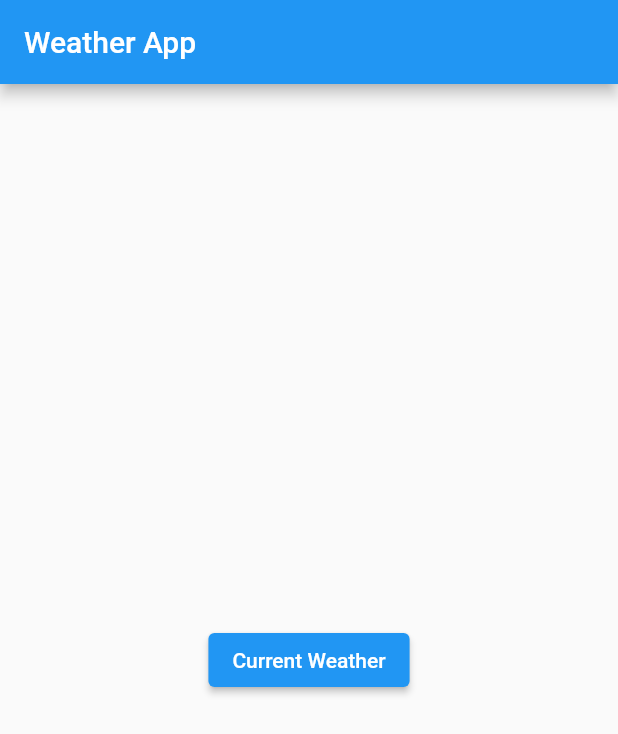
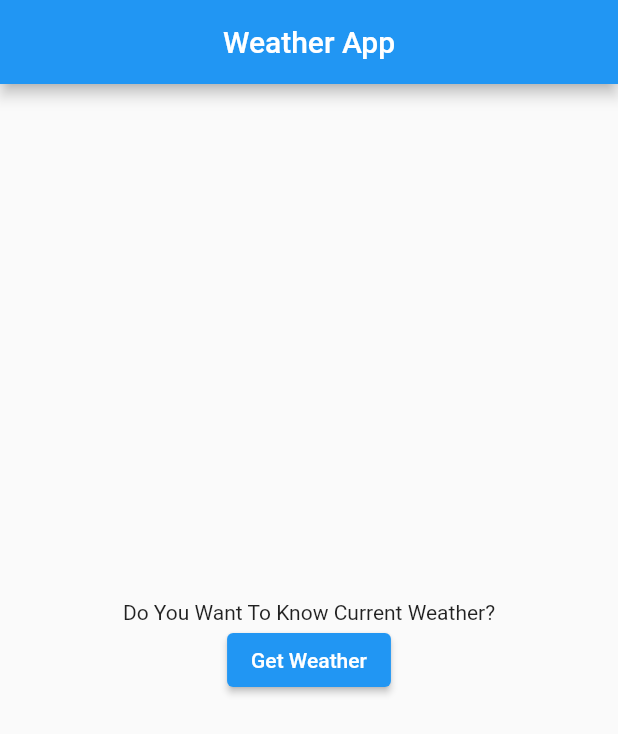
Before and after one commit to prudok/mini_weather, a Flutter app: the screen it shows after launch, on a phone screen of 412 x 824 dp. Shown: the top 734 px of the screen. Run offline on Flutter 3.47's test engine with Material 2 defaults, Android fonts, the phone set to English and light mode, and no system bars.

```diff
--- a/lib/domain/entities/current/current.dart
+++ b/lib/domain/entities/current/current.dart
@@ -11,22 +11,16 @@ class Current {
   double? windKph;
   double? windDegree;
   String? windDir;
-  int? pressureMb;
+  double? pressureMb;
   double? pressureIn;
   double? precipMm;
   double? precipIn;
   int? humidity;
   int? cloud;
   double? feelslikeC;
-  int? feelslikeF;
-  int? visKm;
-  int? visMiles;
-  int? uv;
-  double? gustMph;
-  double? gustKph;
 
-  Current(
-      {lastUpdatedEpoch,
+  Current({
+    lastUpdatedEpoch,
     lastUpdated,
     tempC,
     tempF,
@@ -43,39 +37,29 @@ class Current {
     humidity,
     cloud,
     feelslikeC,
-      feelslikeF,
-      visKm,
-      visMiles,
-      uv,
-      gustMph,
-      gustKph});
+  });
 
   Current.fromJson(Map<String, dynamic> json) {
     lastUpdatedEpoch = json['last_updated_epoch'];
     lastUpdated = json['last_updated'];
     tempC = json['temp_c'].toDouble();
-    // tempF = json['temp_f'].toDouble();
-    // isDay = json['is_day'];
-    // condition = json['condition'] != null
-    //     ? Condition.fromJson(json['condition'])
-    //     : null;
-    // windMph = json['wind_mph'].toDouble();
-    // windKph = json['wind_kph'].toDouble();
-    // windDegree = json['wind_degree'].toDouble();
-    // windDir = json['wind_dir'];
-    // pressureMb = json['pressure_mb'];
-    // pressureIn = json['pressure_in'];
-    // precipMm = json['precip_mm'];
-    // precipIn = json['precip_in'];
-    // humidity = json['humidity'];
-    // cloud = json['cloud'];
-    // feelslikeC = json['feelslike_c'];
-    // feelslikeF = json['feelslike_f'];
-    // visKm = json['vis_km'];
-    // visMiles = json['vis_miles'];
-    // uv = json['uv'];
-    // gustMph = json['gust_mph'];
-    // gustKph = json['gust_kph'];
+    //TODO: fix code below
+    tempF = json['temp_f'].toDouble();
+    isDay = json['is_day'];
+    condition = json['condition'] != null
+        ? Condition.fromJson(json['condition'])
+        : null;
+    windMph = json['wind_mph'].toDouble();
+    windKph = json['wind_kph'].toDouble();
+    windDegree = json['wind_degree'].toDouble();
+    windDir = json['wind_dir'];
+    pressureMb = json['pressure_mb'].toDouble();
+    pressureIn = json['pressure_in'].toDouble();
+    precipMm = json['precip_mm'].toDouble();
+    precipIn = json['precip_in'].toDouble();
+    humidity = json['humidity'];
+    cloud = json['cloud'];
+    feelslikeC = json['feelslike_c'].toDouble();
   }
 
   Map<String, dynamic> toJson() {
@@ -99,12 +83,6 @@ class Current {
     data['humidity'] = humidity;
     data['cloud'] = cloud;
     data['feelslike_c'] = feelslikeC;
-    data['feelslike_f'] = feelslikeF;
-    data['vis_km'] = visKm;
-    data['vis_miles'] = visMiles;
-    data['uv'] = uv;
-    data['gust_mph'] = gustMph;
-    data['gust_kph'] = gustKph;
     return data;
   }
 }
--- a/lib/main.dart
+++ b/lib/main.dart
@@ -1,6 +1,6 @@
 import 'package:flutter/material.dart';
 
-import 'widgets/home_page.dart';
+import 'presentation/views/home_page_view.dart';
 
 void main() {
   runApp(const WeatherApp());
--- /dev/null
+++ b/lib/presentation/views/home_page_view.dart
@@ -0,0 +1,59 @@
+
+import 'package:flutter/material.dart';
+
+import '../../data/datasource/weather_api_impl.dart';
+import '../../data/repository/weather_repository_impl.dart';
+import '../../domain/entities/current_weather/current_weather.dart';
+import '../../domain/usecases/get_current_weather/get_current_weather.dart';
+import '../../domain/usecases/get_current_weather/get_current_weather_impl.dart';
+
+//TODO: convert into the stateless widget
+class HomePage extends StatefulWidget {
+  const HomePage({Key? key}) : super(key: key);
+
+  @override
+  State<HomePage> createState() => _HomePageState();
+}
+
+class _HomePageState extends State<HomePage> {
+  CurrentWeather? outputWeather;
+  @override
+  Widget build(BuildContext context) {
+    return Scaffold(
+      appBar: AppBar(
+        title: const Text('Weather App'),
+        centerTitle: true,
+      ),
+      body: Center(
+        child: Column(
+          mainAxisAlignment: MainAxisAlignment.center,
+          children: [
+            const Text('Do You Want To Know Current Weather?'),
+            ElevatedButton(
+              onPressed: () {
+                GetCurrentWeather getCurrentWeather = GetCurrentWeatherImpl(
+                  WeatherRepositoryImpl(
+                    WeatherAPIImpl(),
+                  ),
+                );
+                getCurrentWeather.call('London').then(
+                  (value) {
+                    setState(() {
+                      outputWeather = value;
+                    });
+                  },
+                );
+              },
+              child: const Text('Get Weather'),
+            ),
+            Text(
+              outputWeather == null
+                  ? ''
+                  : '${outputWeather!.current!.feelslikeC}C',
+            ),
+          ],
+        ),
+      ),
+    );
+  }
+}
--- a/lib/widgets/home_page.dart
+++ /dev/null
@@ -1,37 +0,0 @@
-import 'package:flutter/material.dart';
-
-import '../data/datasource/weather_api_impl.dart';
-import '../data/repository/weather_repository_impl.dart';
-import '../domain/usecases/get_current_weather/get_current_weather.dart';
-import '../domain/usecases/get_current_weather/get_current_weather_impl.dart';
-
-class HomePage extends StatelessWidget {
-  const HomePage({Key? key}) : super(key: key);
-
-  @override
-  Widget build(BuildContext context) {
-    return Scaffold(
-      appBar: AppBar(
-        title: const Text('Weather App'),
-      ),
-      body: Center(
-        child: Column(
-          mainAxisAlignment: MainAxisAlignment.center,
-          children: [
-            ElevatedButton(
-              onPressed: () {
-                GetCurrentWeather getCurrentWeather = GetCurrentWeatherImpl(
-                  WeatherRepositoryImpl(
-                    WeatherAPIImpl(),
-                  ),
-                );
-                getCurrentWeather.call('London');
-              },
-              child: const Text('Current Weather'),
-            ),
-          ],
-        ),
-      ),
-    );
-  }
-}
```
Also changed, not shown: lib/configs/themes/light_theme/light_theme.dart (added). Lines whose indentation alone changed are shown as unchanged.
